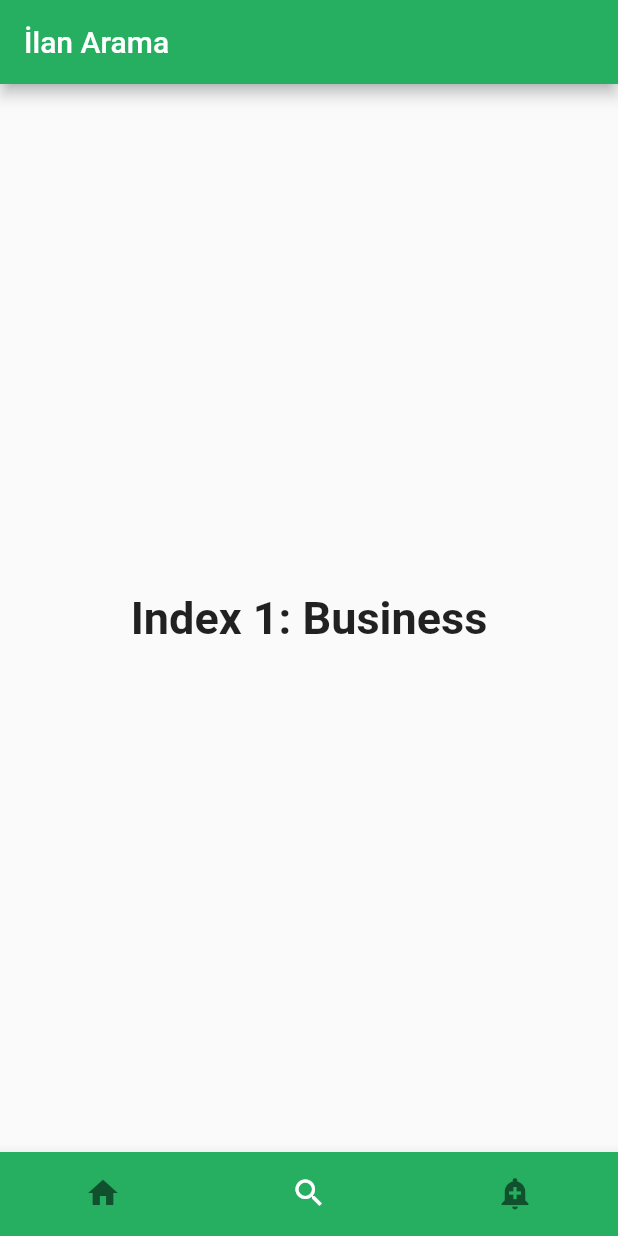
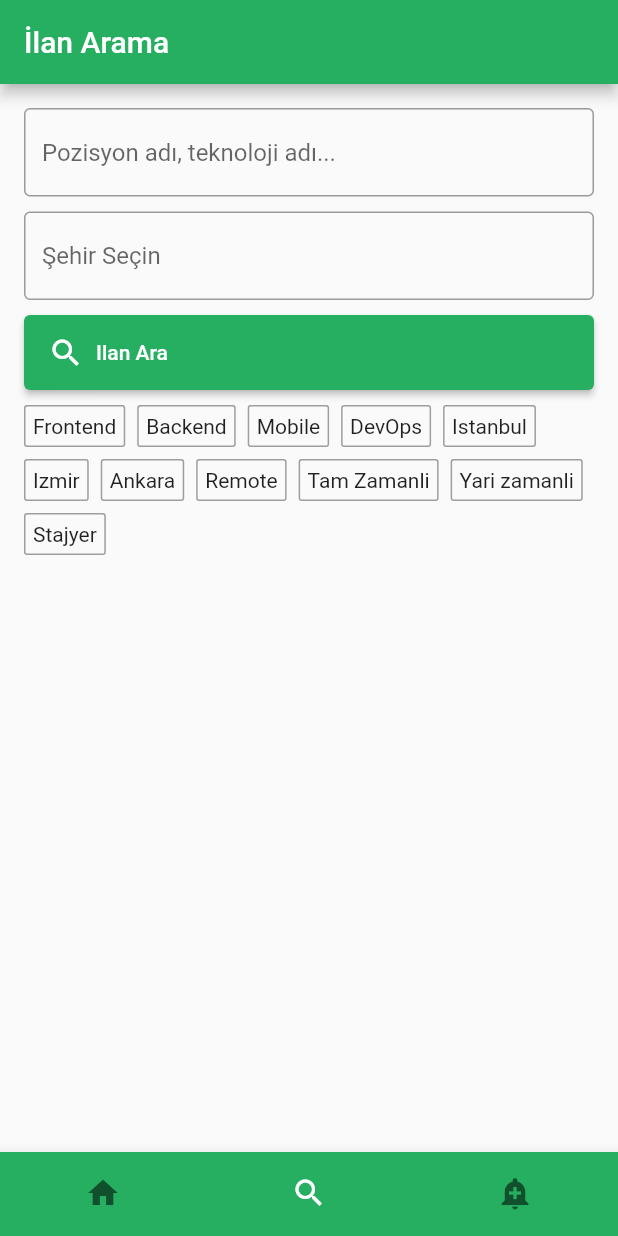
Before and after one commit to marifdev/kodilan_flutter, a Flutter app: the screen it shows after launch, item 2 of the bottom bar chosen, on a phone screen of 412 x 824 dp. Run offline on Flutter 3.47's test engine with Material 2 defaults, Android fonts, the phone set to English and light mode, and no system bars; our stand-ins replace flutter_html, flutter_svg, font_awesome_flutter, timeago; network calls fail.

Commit message:
few changes on post detail page and search page

```diff
--- a/lib/main.dart
+++ b/lib/main.dart
@@ -1,5 +1,6 @@
 import 'package:flutter/material.dart';
 import 'package:kodilan_flutter/ui/pages/recent/recent_view.dart';
+import 'package:kodilan_flutter/ui/pages/search/search_view.dart';
 import 'package:kodilan_flutter/ui/shared/colors.dart';
 
 void main() {
@@ -33,10 +34,7 @@ class _MyHomePageState extends State<MyHomePage> {
       TextStyle(fontSize: 30, fontWeight: FontWeight.bold);
   static const List<Widget> _widgetOptions = <Widget>[
     Recent(),
-    Text(
-      'Index 1: Business',
-      style: optionStyle,
-    ),
+    SearchView(),
     Text(
       'Index 2: School',
       style: optionStyle,
--- a/lib/models/company.dart
+++ b/lib/models/company.dart
@@ -19,7 +19,7 @@ class Company {
   }
 
   Map<String, dynamic> toJson() {
-    final Map<String, dynamic> data = new Map<String, dynamic>();
+    final Map<String, dynamic> data = <String, dynamic>{};
     data['name'] = name;
     data['slug'] = slug;
     data['logo'] = logo;
--- a/lib/models/post.dart
+++ b/lib/models/post.dart
@@ -57,7 +57,7 @@ class Post {
   }
 
   Map<String, dynamic> toJson() {
-    final Map<String, dynamic> data = new Map<String, dynamic>();
+    final Map<String, dynamic> data = <String, dynamic>{};
     data['slug'] = slug;
     data['position'] = position;
     data['description'] = description;
--- a/lib/models/tags.dart
+++ b/lib/models/tags.dart
@@ -10,7 +10,7 @@ class Tags {
   }
 
   Map<String, dynamic> toJson() {
-    final Map<String, dynamic> data = Map<String, dynamic>();
+    final Map<String, dynamic> data = <String, dynamic>{};
     data['name'] = name;
     data['slug'] = slug;
     return data;
--- a/lib/ui/pages/search/search_view.dart
+++ b/lib/ui/pages/search/search_view.dart
@@ -0,0 +1,58 @@
+import 'package:flutter/material.dart';
+import 'package:kodilan_flutter/ui/pages/search/widgets/search_suggestions.dart';
+
+import '../../shared/colors.dart';
+
+class SearchView extends StatelessWidget {
+  const SearchView({Key? key}) : super(key: key);
+
+  @override
+  Widget build(BuildContext context) {
+    return Padding(
+      padding: const EdgeInsets.all(16.0),
+      child: Column(
+        crossAxisAlignment: CrossAxisAlignment.start,
+        children: [
+          TextField(
+            decoration: InputDecoration(
+              border: OutlineInputBorder(),
+              hintText: 'Pozisyon adı, teknoloji adı...',
+            ),
+          ),
+          SizedBox(
+            height: 10,
+          ),
+          TextField(
+            decoration: InputDecoration(
+              border: OutlineInputBorder(),
+              hintText: 'Şehir Seçin',
+            ),
+          ),
+          SizedBox(
+            height: 10,
+          ),
+          ElevatedButton(
+            style: ElevatedButton.styleFrom(
+              minimumSize: const Size(double.infinity, 50),
+              primary: AppColors.mainColor,
+            ),
+            onPressed: () {},
+            child: Row(
+              children: const [
+                Padding(
+                  padding: EdgeInsets.only(right: 8.0),
+                  child: Icon(Icons.search),
+                ),
+                Text('Ilan Ara'),
+              ],
+            ),
+          ),
+          SizedBox(
+            height: 10,
+          ),
+          SearchSuggestions(),
+        ],
+      ),
+    );
+  }
+}
--- /dev/null
+++ b/lib/ui/pages/search/widgets/search_suggestions.dart
@@ -0,0 +1,29 @@
+import 'package:flutter/material.dart';
+import 'package:kodilan_flutter/ui/shared/tags_view.dart';
+
+import '../../../../models/tags.dart';
+
+class SearchSuggestions extends StatelessWidget {
+  final List<Tags> tags = [
+    Tags(name: 'Frontend'),
+    Tags(name: 'Backend'),
+    Tags(name: 'Mobile'),
+    Tags(name: 'DevOps'),
+    Tags(name: 'Istanbul'),
+    Tags(name: 'Izmir'),
+    Tags(name: 'Ankara'),
+    Tags(name: 'Remote'),
+    Tags(name: 'Tam Zamanli'),
+    Tags(name: 'Yari zamanli'),
+    Tags(name: 'Stajyer'),
+  ];
+  SearchSuggestions({Key? key}) : super(key: key);
+
+  @override
+  Widget build(BuildContext context) {
+    return Wrap(
+      runAlignment: WrapAlignment.center,
+      children: [TagsView(tags: tags)],
+    );
+  }
+}
--- a/lib/ui/shared/tags_view.dart
+++ b/lib/ui/shared/tags_view.dart
@@ -5,13 +5,15 @@ class TagsView extends StatelessWidget {
   final List<Tags>? tags;
   const TagsView({Key? key, required this.tags}) : super(key: key);
 
+  // TODO: make tags clickable
   @override
   Widget build(BuildContext context) {
     return Flexible(
-      child: Row(
+      child: Wrap(
+        spacing: 8,
+        runSpacing: 8,
         children: tags!.map((tag) {
           return Container(
-            margin: const EdgeInsets.only(right: 10),
             padding: const EdgeInsets.all(5),
             child: Text(tag.name!),
             decoration: BoxDecoration(
--- a/pubspec.yaml
+++ b/pubspec.yaml
@@ -35,6 +35,7 @@ dependencies:
   flutter_svg: ^0.23.0+1
   http: ^0.13.4
   timeago: ^3.1.0
+  font_awesome_flutter: ^9.2.0
 
 dev_dependencies:
   flutter_lints: ^1.0.0
```
Also changed, not shown: lib/ui/pages/job_details/job_details_view.dart (+6 -3 lines), lib/ui/pages/job_details/widgets/social_links.dart (+13 -16 lines), lib/ui/pages/recent/widgets/card.dart (+4 -9 lines), lib/ui/pages/recent/widgets/company_logo.dart (+5 -4 lines), 8 other files.
